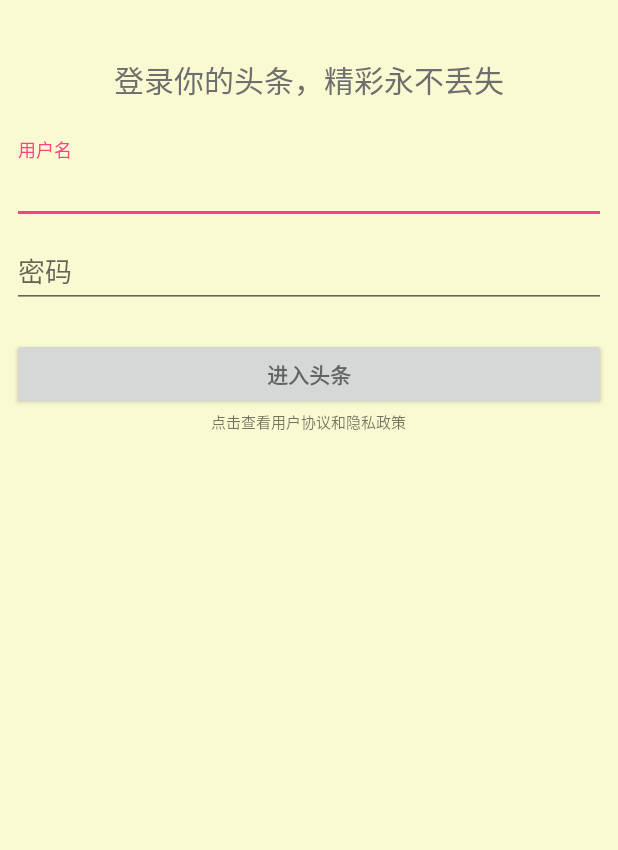
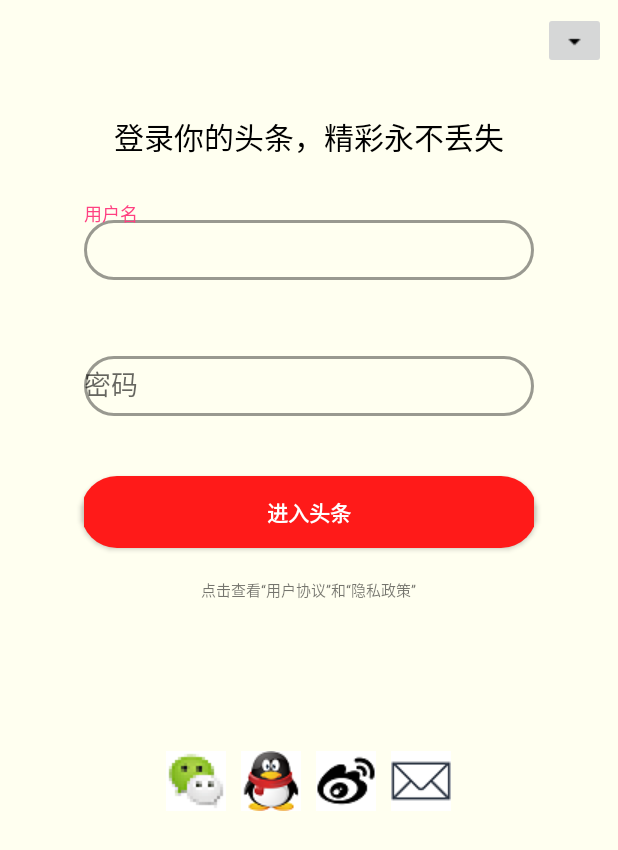
Before and after one commit to FoxyWinner/TodaysHeadlineTraining, an Android app: the LoginActivity screen opened directly, with no data from a screen before it, on a phone screen of 412 x 824 dp. Shown: the top 850 px of the screen. Run offline under Robolectric (Android 15) with nearby library versions, the phone set to English and light mode, and no system bars; 2 statements that could not run were skipped.

Commit message:
loginActivity的设计。

```diff
--- a/app/src/main/java/com/cool/todayheadline/activities/LoginActivity.java
+++ b/app/src/main/java/com/cool/todayheadline/activities/LoginActivity.java
@@ -26,6 +26,7 @@ import android.widget.ArrayAdapter;
 import android.widget.AutoCompleteTextView;
 import android.widget.Button;
 import android.widget.EditText;
+import android.widget.ImageButton;
 import android.widget.TextView;
 
 import com.cool.todayheadline.R;
@@ -63,6 +64,8 @@ public class LoginActivity extends AppCompatActivity implements LoaderCallbacks<
     private View mProgressView;
     private View mLoginFormView;
 
+    private ImageButton backButton;
+
     @Override
     protected void onCreate(Bundle savedInstanceState) {
         super.onCreate(savedInstanceState);
@@ -85,6 +88,16 @@ public class LoginActivity extends AppCompatActivity implements LoaderCallbacks<
                 return false;
             }
         });
+        backButton = (ImageButton)findViewById(R.id.back_btn);
+
+        backButton.setOnClickListener(new OnClickListener() {
+            @Override
+            public void onClick(View view) {
+
+                finish();
+            }
+        });
+
 
         Button mEmailSignInButton = (Button) findViewById(R.id.email_sign_in_button);
         mEmailSignInButton.setOnClickListener(new OnClickListener() {
--- /dev/null
+++ b/app/src/main/res/drawable/edittext_bg.xml
@@ -0,0 +1,19 @@
+<?xml version="1.0" encoding="utf-8"?>
+     <shape xmlns:android="http://schemas.android.com/apk/res/android"
+      >
+
+
+       <corners android:radius="100dp" />
+
+    <stroke
+
+    android:width="2dp"
+
+    android:color="#66000000" />
+    <size
+        android:height="40sp"
+        android:width="60sp" />
+
+
+
+    </shape>
--- /dev/null
+++ b/app/src/main/res/drawable/login_btn.xml
@@ -0,0 +1,17 @@
+<?xml version="1.0" encoding="utf-8"?>
+
+<layer-list xmlns:android="http://schemas.android.com/apk/res/android">
+    <item
+        android:right="-2dp"
+        android:left="-2dp">
+        <shape xmlns:android="http://schemas.android.com/apk/res/android"
+            android:shape="rectangle">
+
+            <solid
+                android:color="#FF1A19">
+            </solid>
+            <corners android:radius="105dip" />
+        </shape>
+    </item>
+
+</layer-list>
--- a/app/src/main/res/layout/activity_login.xml
+++ b/app/src/main/res/layout/activity_login.xml
@@ -9,7 +9,7 @@
     android:paddingLeft="@dimen/activity_horizontal_margin"
     android:paddingRight="@dimen/activity_horizontal_margin"
     android:paddingTop="@dimen/activity_vertical_margin"
-    android:background="#FAFAD2"
+    android:background="#FFFFF0"
     tools:context=".activities.LoginActivity">
 
     <!-- Login progress -->
@@ -20,11 +20,40 @@
         android:layout_height="wrap_content"
         android:layout_marginBottom="8dp"
         android:visibility="gone" />
+    <LinearLayout
+
+        android:orientation="vertical"
+
+        android:layout_marginBottom="30dp"
+        android:layout_width="match_parent"
+        android:layout_height="wrap_content">
+
+        <ImageButton
+
+            android:id="@+id/back_btn"
+            android:layout_gravity="right"
+            android:src="@drawable/back"
+            android:layout_marginBottom="30dp"
+            android:layout_width="wrap_content"
+            android:layout_height="wrap_content" />
+
+        <TextView
+            android:layout_width="match_parent"
+            android:layout_height="wrap_content"
+
+            android:gravity="center"
+            android:text="登录你的头条，精彩永不丢失"
+            android:textColor="#000000"
+            android:textSize="20sp" />
+
+
+
+    </LinearLayout>
 
     <ScrollView
         android:id="@+id/login_form"
         android:layout_width="match_parent"
-        android:layout_height="match_parent">
+        android:layout_height="wrap_content">
 
         <LinearLayout
             android:id="@+id/email_login_form"
@@ -33,23 +62,16 @@
             android:orientation="vertical">
 
 
-            <TextView
-                android:textColor="#6E6E6E"
-                android:layout_marginBottom="25dp"
-                android:layout_marginTop="30dp"
-                android:textSize="20sp"
-                android:layout_gravity="center_horizontal"
-                android:text="登录你的头条，精彩永不丢失"
-                android:layout_width="wrap_content"
-                android:layout_height="wrap_content" />
             <android.support.design.widget.TextInputLayout
                 android:layout_width="match_parent"
                 android:layout_height="wrap_content">
 
                 <AutoCompleteTextView
                     android:id="@+id/email"
-                    android:layout_width="match_parent"
+                    android:layout_width="300dp"
                     android:layout_height="wrap_content"
+                    android:layout_gravity="center"
+                    android:background="@drawable/edittext_bg"
                     android:hint="@string/prompt_email"
                     android:inputType="textEmailAddress"
                     android:maxLines="1"
@@ -59,12 +81,16 @@
 
             <android.support.design.widget.TextInputLayout
                 android:layout_width="match_parent"
-                android:layout_height="wrap_content">
+                android:layout_height="wrap_content"
+
+                android:layout_marginTop="40dp">
 
                 <EditText
                     android:id="@+id/password"
-                    android:layout_width="match_parent"
+                    android:layout_width="300dp"
                     android:layout_height="wrap_content"
+                    android:layout_gravity="center"
+                    android:background="@drawable/edittext_bg"
                     android:hint="@string/prompt_password"
                     android:imeActionId="6"
                     android:imeActionLabel="@string/action_sign_in_short"
@@ -77,19 +103,62 @@
 
             <Button
                 android:id="@+id/email_sign_in_button"
+
                 style="?android:textAppearanceSmall"
-                android:layout_width="match_parent"
+                android:layout_width="300dp"
                 android:layout_height="wrap_content"
-                android:layout_marginTop="20dp"
+                android:layout_gravity="center"
+                android:layout_marginTop="40dp"
+                android:background="@drawable/login_btn"
                 android:text="@string/action_sign_in"
+                android:textColor="#FFFFFF"
                 android:textStyle="bold" />
 
             <TextView
-                android:textSize="10dp"
+                android:layout_width="wrap_content"
+                android:layout_height="wrap_content"
                 android:layout_gravity="center_horizontal"
+                android:layout_marginTop="20dp"
                 android:text="@string/login_1"
-                android:layout_width="wrap_content"
-                android:layout_height="wrap_content" />
+                android:textSize="10dp" />
         </LinearLayout>
     </ScrollView>
+
+    <LinearLayout
+        android:layout_marginTop="100dp"
+        android:gravity="center"
+        android:layout_width="match_parent"
+        android:layout_height="wrap_content"
+        android:orientation="horizontal">
+
+        <ImageView
+            android:layout_width="wrap_content"
+            android:layout_height="match_parent"
+            android:layout_marginRight="10dp"
+            android:clickable="true"
+            android:src="@drawable/wechat" />
+         <ImageView
+            android:layout_width="wrap_content"
+            android:layout_height="match_parent"
+             android:layout_marginRight="10dp"
+             android:clickable="true"
+
+             android:src="@drawable/qq" />
+
+            <ImageView
+            android:layout_width="wrap_content"
+            android:layout_height="match_parent"
+                android:layout_marginRight="10dp"
+                android:clickable="true"
+
+                android:src="@drawable/weibo" />
+        <ImageView
+            android:layout_width="wrap_content"
+            android:layout_height="match_parent"
+            android:clickable="true"
+
+            android:src="@drawable/duanxin" />
+
+
+    </LinearLayout>
 </LinearLayout>
--- a/app/src/main/res/values/strings.xml
+++ b/app/src/main/res/values/strings.xml
@@ -26,7 +26,7 @@
 
     <!-- Strings related to login -->
     <string name="prompt_email">用户名</string>
-    <string name="login_1">点击查看用户协议和隐私政策</string>
+    <string name="login_1">点击查看“用户协议”和“隐私政策”</string>
     <string name="prompt_password">密码</string>
     <string name="action_sign_in">进入头条</string>
     <string name="action_sign_in_short">Sign in</string>
```
Also changed, not shown: app/src/main/res/drawable/back.png (added), app/src/main/res/drawable/duanxin.png (added), app/src/main/res/drawable/qq.png (added), app/src/main/res/drawable/wechat.png (added), app/src/main/res/drawable/weibo.png (added).
